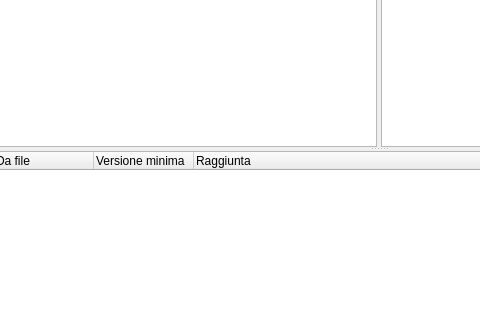
This is gui/packagetab.ui in Gabriele266/ArduinoPacMan as Qt 5 draws it before an edit; both pictures show x 118 to 598 and y 373 to 693 of the 1093 by 835 pixel window. The edited form follows.
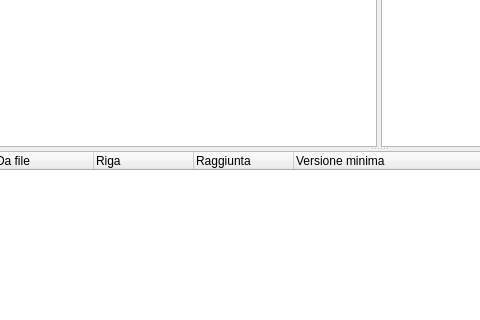
This is the edited form.

What changed in the file:
```diff
--- a/gui/packagetab.ui
+++ b/gui/packagetab.ui
@@ -115,7 +115,7 @@
         </column>
         <column>
          <property name="text">
-          <string>Versione minima</string>
+          <string>Riga</string>
          </property>
         </column>
         <column>
@@ -123,6 +123,11 @@
           <string>Raggiunta</string>
          </property>
         </column>
+        <column>
+         <property name="text">
+          <string>Versione minima</string>
+         </property>
+        </column>
        </widget>
       </widget>
      </item>
```
